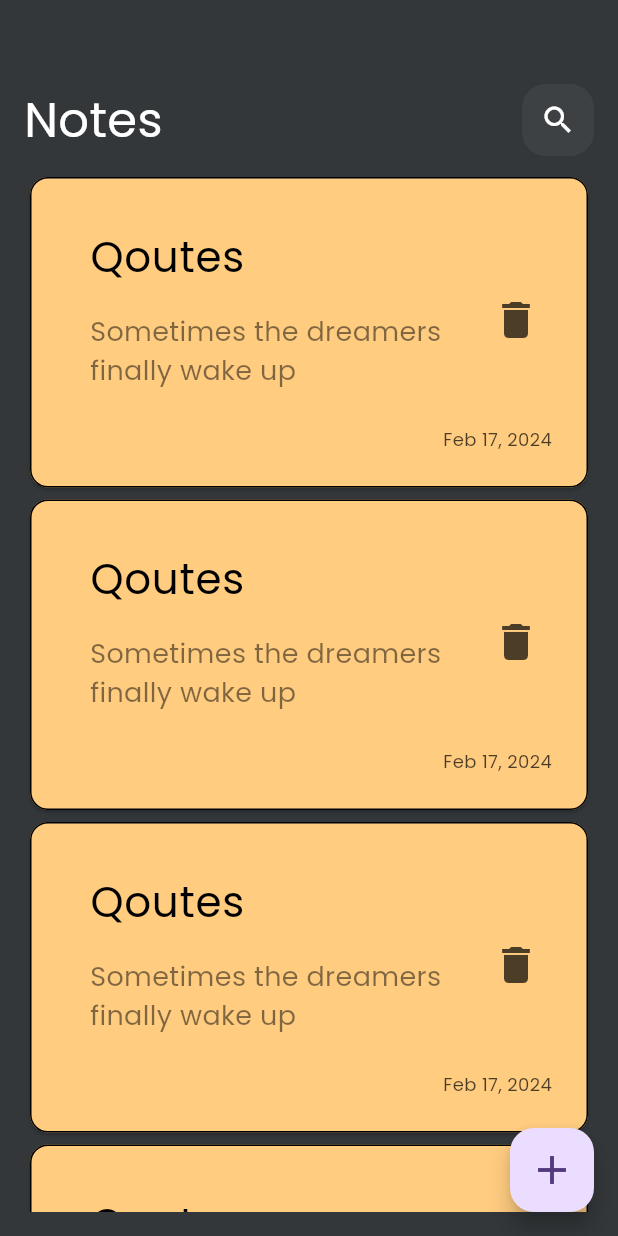
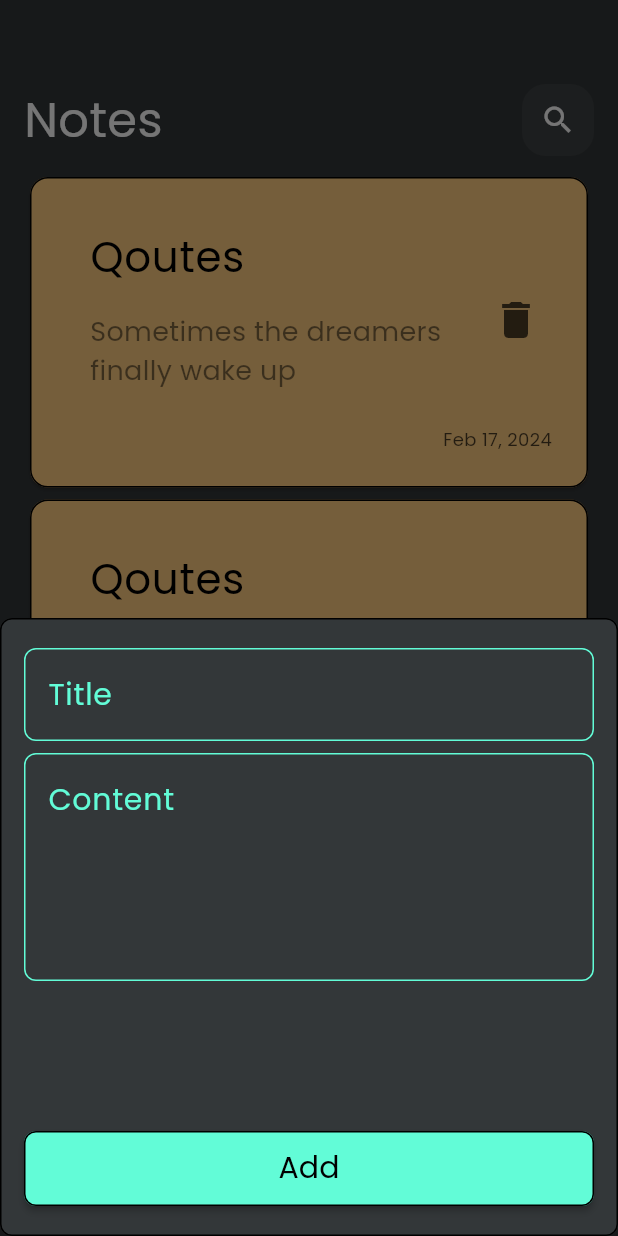
Before and after one commit to Peter-Awod/Notes-App, a Flutter app: the screen it shows after launch, after a tap on the "add" icon, on a phone screen of 412 x 824 dp. Run offline on Flutter 3.47's test engine with Material 3 defaults, Android fonts, the light colour scheme and no system bars.

Commit message:
Added ModalBottomSheet Created custom: ButtonMaterial and TextField Add new note done

```diff
--- a/lib/main.dart
+++ b/lib/main.dart
@@ -1,5 +1,7 @@
 import 'package:flutter/material.dart';
 import 'package:notes_app/views/notes_view.dart';
+
+import 'shared/constants.dart';
 
 void main() {
   runApp(const NotesApp());
@@ -16,7 +18,7 @@ class NotesApp extends StatelessWidget {
       title: 'Flutter Demo',
       darkTheme: ThemeData(
 
-        scaffoldBackgroundColor: const Color(0xff333739),
+        scaffoldBackgroundColor:  kThemeColor,
         appBarTheme: const AppBarTheme(
           color: Colors.transparent,
           elevation: 0,
--- /dev/null
+++ b/lib/shared/constants.dart
@@ -0,0 +1,5 @@
+
+import 'package:flutter/material.dart';
+
+const Color kPrimaryColor = Color(0xff62FCD7);
+const Color kThemeColor = Color(0xff333739);
--- a/lib/views/notes_view.dart
+++ b/lib/views/notes_view.dart
@@ -1,5 +1,7 @@
 import 'package:flutter/material.dart';
 
+import '../shared/constants.dart';
+import '../widgets/add_new_note.dart';
 import 'notes_body_view.dart';
 
 class NotesView extends StatelessWidget {
@@ -12,12 +14,22 @@ class NotesView extends StatelessWidget {
       floatingActionButton: FloatingActionButton(
         foregroundColor: const Color(0xff52397D),
         backgroundColor: const Color(0xffEBDDFF),
-        onPressed: () {},
+        onPressed: () {
+          showModalBottomSheet(
+            backgroundColor: kThemeColor,
+            shape: OutlineInputBorder(
+              borderRadius: BorderRadius.circular(8),
+            ),
+            context: context,
+            builder: (context) {
+              return const AddNewNote();
+            },
+          );
+        },
         child: Icon(
           Icons.add_outlined,
           size: 32,
         ),
-
       ),
     );
   }
--- /dev/null
+++ b/lib/widgets/add_new_note.dart
@@ -0,0 +1,30 @@
+import 'package:flutter/material.dart';
+
+import 'custom_button.dart';
+import 'custom_text_field.dart';
+
+class AddNewNote extends StatelessWidget {
+  const AddNewNote({super.key});
+
+  @override
+  Widget build(BuildContext context) {
+    return Padding(
+      padding: const EdgeInsets.symmetric(horizontal: 16.0, vertical: 20),
+      child: SingleChildScrollView(
+        child: Column(
+          children: [
+            CustomTextField(hintText: 'Title'),
+            const SizedBox(
+              height: 8,
+            ),
+            CustomTextField(hintText: 'Content', maxLines: 5),
+            const SizedBox(
+              height: 100,
+            ),
+            const CustomButton(),
+          ],
+        ),
+      ),
+    );
+  }
+}
--- /dev/null
+++ b/lib/widgets/custom_button.dart
@@ -0,0 +1,30 @@
+import 'package:flutter/material.dart';
+
+import '../shared/constants.dart';
+
+class CustomButton extends StatelessWidget
+
+{
+  const CustomButton({super.key});
+
+  @override
+  Widget build(BuildContext context) {
+    return MaterialButton(
+      shape: OutlineInputBorder(
+        borderRadius: BorderRadius.circular(8),
+      ),
+      height: 50,
+      color: kPrimaryColor,
+      onPressed: () {},
+      child: const Center(
+        child: Text(
+          'Add',
+          style: TextStyle(
+            color: Colors.black,
+            fontSize: 20,
+          ),
+        ),
+      ),
+    );
+  }
+}
--- /dev/null
+++ b/lib/widgets/custom_text_field.dart
@@ -0,0 +1,38 @@
+
+import 'package:flutter/material.dart';
+
+import '../shared/constants.dart';
+
+class CustomTextField extends StatelessWidget
+{
+  String hintText;
+  int maxLines;
+
+  CustomTextField({super.key, required this.hintText, this.maxLines = 1});
+
+  @override
+  Widget build(BuildContext context) {
+    return TextField(
+      cursorColor: kPrimaryColor,
+      maxLines: maxLines,
+      decoration: InputDecoration(
+        hintText: hintText,
+        hintStyle:const TextStyle(
+          color: kPrimaryColor,
+          fontSize: 20,
+        ),
+        enabledBorder: buildOutlineInputBorder(color: kPrimaryColor),
+        focusedBorder: buildOutlineInputBorder(color: kPrimaryColor),
+      ),
+    );
+  }
+
+  OutlineInputBorder buildOutlineInputBorder({Color color = Colors.white}) {
+    return OutlineInputBorder(
+      borderRadius: BorderRadius.circular(8),
+      borderSide: BorderSide(
+        color: color,
+      ),
+    );
+  }
+}
```
